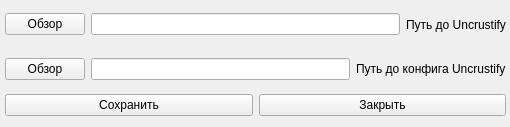
dethwyn/AutoFormatTool, file settingform.ui: the form before one commit.
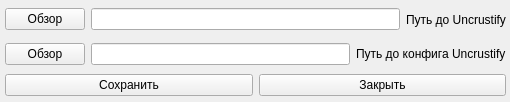
The form after the commit.

What changed in the file:
```diff
--- a/settingform.ui
+++ b/settingform.ui
@@ -7,7 +7,7 @@
     <x>0</x>
     <y>0</y>
     <width>510</width>
-    <height>127</height>
+    <height>102</height>
    </rect>
   </property>
   <property name="windowTitle">
@@ -19,7 +19,7 @@
      <x>0</x>
      <y>0</y>
      <width>511</width>
-     <height>121</height>
+     <height>101</height>
     </rect>
    </property>
    <layout class="QVBoxLayout" name="verticalLayout">
```
Left out of the diff: 4 changed lines with no effect on the pictures.
